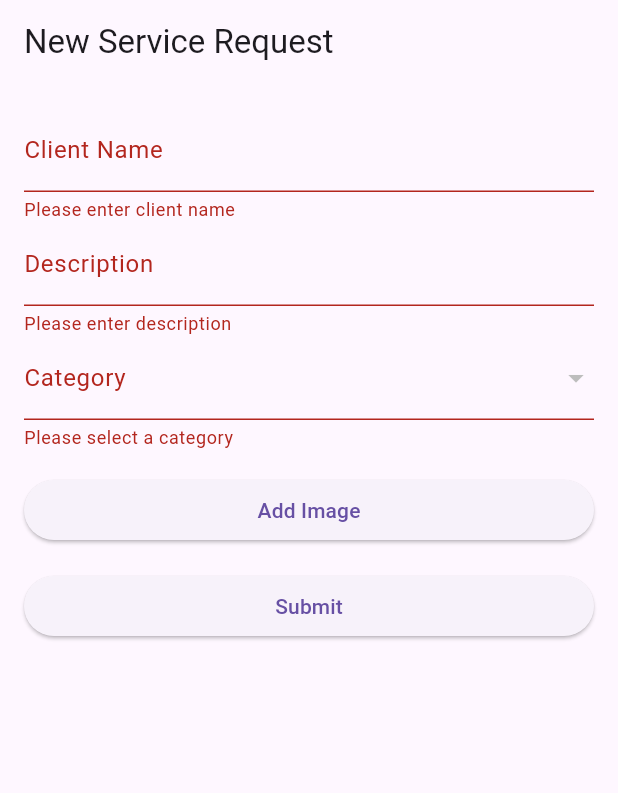
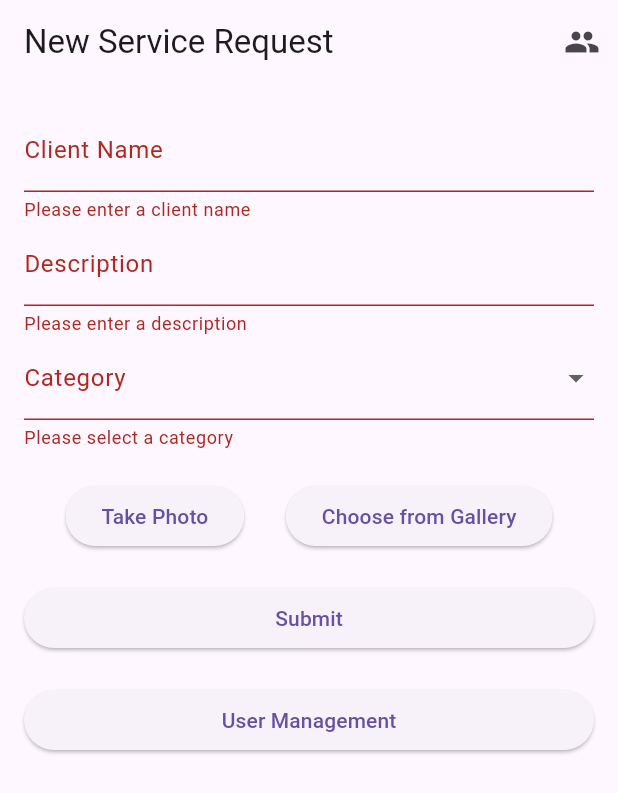
Before and after one commit to pyelasinterlude/field_service_app, a Flutter app: the screen it shows after launch, after a tap on "Submit", on a phone screen of 412 x 824 dp. Shown: the top 793 px of the screen. Run offline on Flutter 3.47's test engine with Material 3 defaults, Android fonts, the light colour scheme and no system bars; our stand-ins replace cloud_firestore, connectivity_plus, firebase_auth, firebase_core, firebase_storage, image_picker and 1 more; accounts and stored records are empty.

Commit message:
added user management and authentication so i can test deleting accounts

```diff
--- a/lib/main.dart
+++ b/lib/main.dart
@@ -1,12 +1,22 @@
+import 'package:field_service_app/services/category_service.dart';
 import 'package:flutter/material.dart';
 import 'package:firebase_core/firebase_core.dart';
 import 'screens/service_request_form.dart';
 
+
+
+
 void main() async {
   WidgetsFlutterBinding.ensureInitialized();
   await Firebase.initializeApp();
+
+  //Initialize predefined categories
+  final categoryService = CategoryService();
+  await  categoryService.initializePredefinedCategories();
+
   runApp(MyApp());
 }
+
 
 class MyApp extends StatelessWidget {
   @override
--- a/lib/models/service_request.dart
+++ b/lib/models/service_request.dart
@@ -7,6 +7,7 @@ class ServiceRequest {
   final String date;
   final String location;
   final String? imageUrl;
+  final int isSynced;
 
   ServiceRequest({
     required this.id,
@@ -17,6 +18,7 @@ class ServiceRequest {
     required this.date,
     required this.location,
     this.imageUrl,
+    required  this.isSynced,
   });
 
   Map<String, dynamic> toMap() {
@@ -29,6 +31,7 @@ class ServiceRequest {
       'date': date,
       'location': location,
       'imageUrl': imageUrl,
+      'isSynced': isSynced,
     };
   }
 
@@ -42,6 +45,7 @@ class ServiceRequest {
       date: map['date'],
       location: map['location'],
       imageUrl: map['imageUrl'],
+      isSynced: map['isSynced'],
     );
   }
 }
--- /dev/null
+++ b/lib/models/user.dart
@@ -0,0 +1,40 @@
+class User {
+  final String id;
+  final String name;
+  final String email;
+  // Add any other user properties you need
+
+  User({
+    required this.id,
+    required this.name,
+    required this.email,
+    // Add other required properties here
+  });
+
+  // Convert a User instance to a Map. Useful when inserting into the database
+  Map<String, dynamic> toMap() {
+    return {
+      'id': id,
+      'name': name,
+      'email': email,
+      // Add other properties here
+    };
+  }
+
+  // Create a User instance from a Map. Useful when retrieving from the database
+  factory User.fromMap(Map<String, dynamic> map) {
+    return User(
+      id: map['id'],
+      name: map['name'],
+      email: map['email'],
+      // Add other properties here
+    );
+  }
+
+  // Implement toString to make it easier to see information about
+  // each user when using the print statement.
+  @override
+  String toString() {
+    return 'User{id: $id, name: $name, email: $email}';
+  }
+}
--- a/lib/screens/service_request_form.dart
+++ b/lib/screens/service_request_form.dart
@@ -1,9 +1,10 @@
 import 'package:flutter/material.dart';
+import 'package:image_picker/image_picker.dart';
+import 'dart:io';
 import '../models/service_request.dart';
-import '../services/category_service.dart';
 import '../services/database_helper.dart';
-import '../services/firestore_service.dart';
-import '../services/image_service.dart';
+import '../services/synchronization_service.dart';
+import 'user_management_screen.dart';
 
 class ServiceRequestForm extends StatefulWidget {
   @override
@@ -12,35 +13,28 @@ class ServiceRequestForm extends StatefulWidget {
 
 class _ServiceRequestFormState extends State<ServiceRequestForm> {
   final _formKey = GlobalKey<FormState>();
-  final CategoryService _categoryService = CategoryService();
   final DatabaseHelper _databaseHelper = DatabaseHelper.instance;
-  final FirestoreService _firestoreService = FirestoreService();
-  final ImageService _imageService = ImageService();
+  final SyncService _syncService = SyncService();
 
   String? _selectedCategory;
-  List<String> _categories = [];
-  String? _imageUrl;
+  File? _image;
+  final picker = ImagePicker();
 
-  TextEditingController _clientNameController = TextEditingController();
-  TextEditingController _descriptionController = TextEditingController();
+  final TextEditingController _clientNameController = TextEditingController();
+  final TextEditingController _descriptionController = TextEditingController();
 
-  @override
-  void initState() {
-    super.initState();
-    _loadCategories();
-  }
+  Future<void> _getImage(ImageSource source) async {
+    final pickedFile = await picker.pickImage(source: source);
 
-  Future<void> _loadCategories() async {
-    final categories = await _categoryService.getCategories();
     setState(() {
-      _categories = categories.map((c) => c.name).toList();
+      if (pickedFile != null) {
+        _image = File(pickedFile.path);
+      }
     });
   }
 
   Future<void> _submitForm() async {
     if (_formKey.currentState!.validate()) {
-      _formKey.currentState!.save();
-
       final request = ServiceRequest(
         id: DateTime.now().millisecondsSinceEpoch.toString(),
         clientName: _clientNameController.text,
@@ -48,15 +42,13 @@ class _ServiceRequestFormState extends State<ServiceRequestForm> {
         category: _selectedCategory ?? '',
         status: 'Pending',
         date: DateTime.now().toIso8601String(),
-        location: 'Current Location', // You should implement actual location fetching
-        imageUrl: _imageUrl,
+        location: 'Current Location', // TODO: Implement actual location
+        imageUrl: _image?.path, // Store the local path of the image
+        isSynced: 0,
       );
 
-      // Save locally
       await _databaseHelper.insertServiceRequest(request);
-
-      // Save to Firestore
-      await _firestoreService.addServiceRequest(request);
+      await _syncService.syncData();
 
       ScaffoldMessenger.of(context).showSnackBar(
         SnackBar(content: Text('Service request submitted successfully')),
@@ -67,17 +59,7 @@ class _ServiceRequestFormState extends State<ServiceRequestForm> {
       _descriptionController.clear();
       setState(() {
         _selectedCategory = null;
-        _imageUrl = null;
-      });
-    }
-  }
-
-  Future<void> _pickImage() async {
-    final image = await _imageService.pickImage();
-    if (image != null) {
-      final url = await _imageService.uploadImage(image, 'temp_id');
-      setState(() {
-        _imageUrl = url;
+        _image = null;
       });
     }
   }
@@ -85,64 +67,84 @@ class _ServiceRequestFormState extends State<ServiceRequestForm> {
   @override
   Widget build(BuildContext context) {
     return Scaffold(
-      appBar: AppBar(title: Text('New Service Request')),
-      body: Form(
+      appBar: AppBar(
+        title: Text('New Service Request'),
+        actions: [
+          IconButton(
+            icon: Icon(Icons.people),
+            onPressed: () {
+              Navigator.push(
+                context,
+                MaterialPageRoute(builder: (context) => UserManagementScreen()),
+              );
+            },
+          ),
+        ],
+      )
+      ,body: Form(
         key: _formKey,
         child: ListView(
           padding: EdgeInsets.all(16.0),
-          children: [
+          children: <Widget>[
             TextFormField(
               controller: _clientNameController,
               decoration: InputDecoration(labelText: 'Client Name'),
-              validator: (value) {
-                if (value == null || value.isEmpty) {
-                  return 'Please enter client name';
-                }
-                return null;
-              },
+              validator: (value) => value!.isEmpty ? 'Please enter a client name' : null,
             ),
             TextFormField(
               controller: _descriptionController,
               decoration: InputDecoration(labelText: 'Description'),
-              validator: (value) {
-                if (value == null || value.isEmpty) {
-                  return 'Please enter description';
-                }
-                return null;
-              },
+              validator: (value) => value!.isEmpty ? 'Please enter a description' : null,
             ),
             DropdownButtonFormField<String>(
               value: _selectedCategory,
-              items: _categories.map((category) {
-                return DropdownMenuItem(
-                  value: category,
-                  child: Text(category),
+              items: ['Category 1', 'Category 2', 'Category 3'].map((String value) {
+                return DropdownMenuItem<String>(
+                  value: value,
+                  child: Text(value),
                 );
               }).toList(),
-              onChanged: (value) {
+              onChanged: (newValue) {
                 setState(() {
-                  _selectedCategory = value;
+                  _selectedCategory = newValue;
                 });
               },
               decoration: InputDecoration(labelText: 'Category'),
-              validator: (value) {
-                if (value == null || value.isEmpty) {
-                  return 'Please select a category';
-                }
-                return null;
-              },
+              validator: (value) => value == null ? 'Please select a category' : null,
             ),
-            SizedBox(height: 16),
-            ElevatedButton(
-              onPressed: _pickImage,
-              child: Text('Add Image'),
+            SizedBox(height: 20),
+            Row(
+              mainAxisAlignment: MainAxisAlignment.spaceEvenly,
+              children: <Widget>[
+                ElevatedButton(
+                  onPressed: () => _getImage(ImageSource.camera),
+                  child: Text('Take Photo'),
+                ),
+                ElevatedButton(
+                  onPressed: () => _getImage(ImageSource.gallery),
+                  child: Text('Choose from Gallery'),
+                ),
+              ],
             ),
-            if (_imageUrl != null) Image.network(_imageUrl!),
-            SizedBox(height: 16),
+            if (_image != null) ...[
+              SizedBox(height: 20),
+              Image.file(_image!),
+            ],
+            SizedBox(height: 20),
             ElevatedButton(
               onPressed: _submitForm,
               child: Text('Submit'),
             ),
+            SizedBox(height: 20),
+            ElevatedButton(
+              onPressed: () {
+                Navigator.push(
+                  context,
+                  MaterialPageRoute(builder: (context) => UserManagementScreen()),
+                );
+              },
+              child: Text('User Management'),
+            )
           ],
         ),
       ),
--- a/lib/services/category_service.dart
+++ b/lib/services/category_service.dart
@@ -5,14 +5,34 @@ class CategoryService {
   final CollectionReference categoriesCollection =
   FirebaseFirestore.instance.collection('categories');
 
+  final List<ServiceCategory> predefinedCategories = [
+    ServiceCategory(id: '1', name: 'Plumbing'),
+    ServiceCategory(id: '2', name: 'Electrical'),
+    ServiceCategory(id: '3', name: 'IT Support'),
+    ServiceCategory(id: '4', name: 'Cleaning Services'),
+    ServiceCategory(id: '5', name: 'General Maintenance'),
+  ];
+
+  Future<void> initializePredefinedCategories() async {
+    for (var category in predefinedCategories) {
+      await addCategory(category);
+    }
+  }
+
   Future<List<ServiceCategory>> getCategories() async {
     QuerySnapshot snapshot = await categoriesCollection.get();
     return snapshot.docs
-        .map((doc) => ServiceCategory.fromMap(doc.data() as Map<String, dynamic>))
+        .map((doc) =>
+        ServiceCategory.fromMap(doc.data() as Map<String, dynamic>))
         .toList();
   }
 
   Future<void> addCategory(ServiceCategory category) async {
-    await categoriesCollection.add(category.toMap());
+    //to check if category already exists to avoid duplicates
+    var existingDocs = await categoriesCollection.where(
+        'name', isEqualTo: category.name).get();
+    if (existingDocs.docs.isEmpty) {
+      await categoriesCollection.add(category.toMap());
+    }
   }
 }
--- a/pubspec.yaml
+++ b/pubspec.yaml
@@ -31,11 +31,13 @@ dependencies:
   flutter:
     sdk: flutter
   firebase_core: ^3.6.0
+  firebase_auth: ^5.3.1
   cloud_firestore: ^5.4.3
   firebase_storage: ^12.3.2
   sqflite: ^2.2.8+4
   path_provider: ^2.0.15
   image_picker: ^1.1.2
+  connectivity_plus: ^4.0.1
 
 
 
```
Also changed, not shown: lib/screens/user_management_screen.dart (added, +62 -0 lines), lib/services/api_service.dart (added, +28 -0 lines), lib/services/auth_service.dart (added, +37 -0 lines), lib/services/database_helper.dart (+43 -12 lines), lib/services/firestore_service.dart (+8 -16 lines), lib/services/synchronization_service.dart (added, +25 -0 lines), pubspec.lock, 3 other files.
